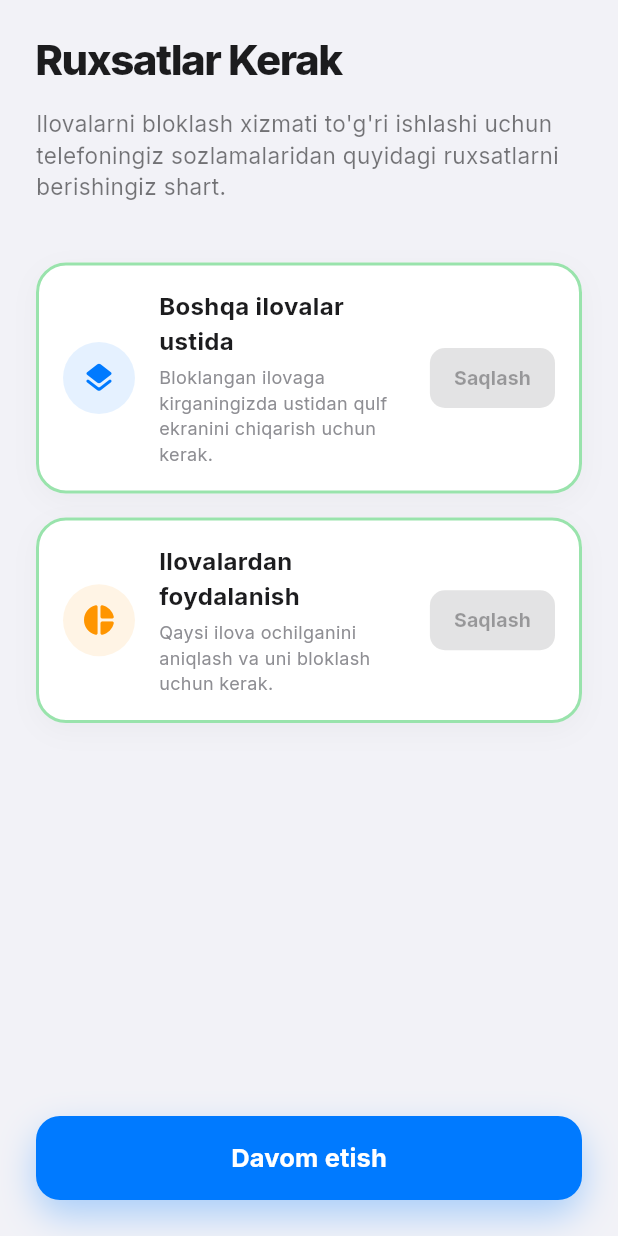
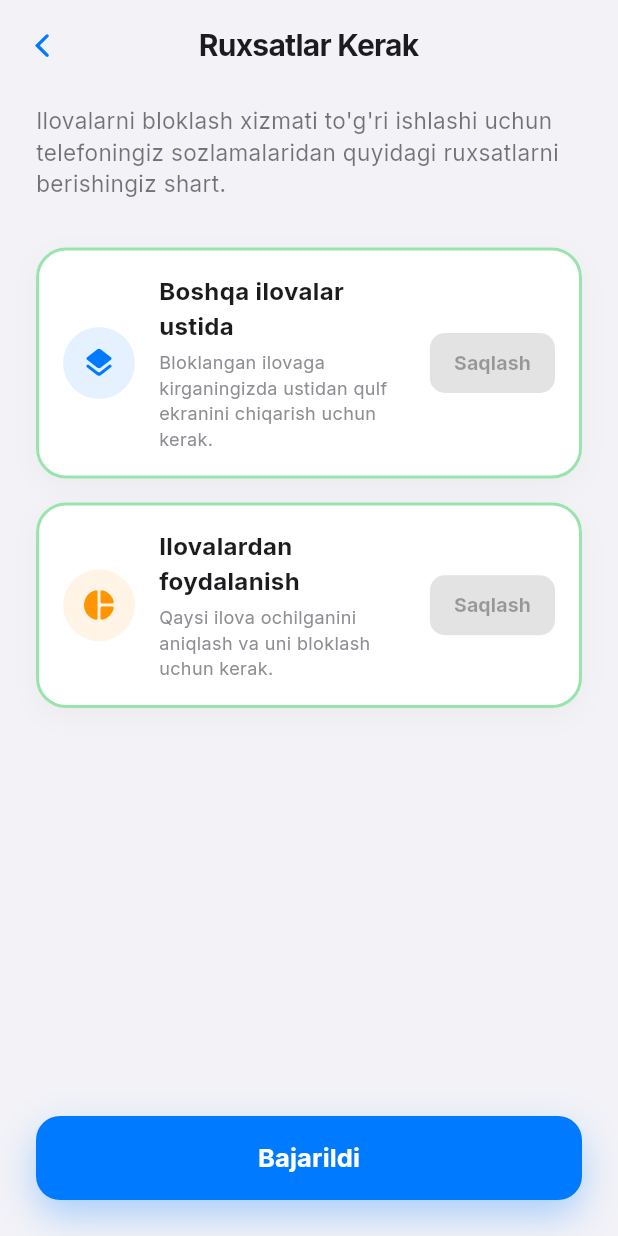
Before and after one commit to asrbekshokirovich-bot/FocusGuard-AppLocker, a Flutter app: the ProfileScreen screen opened directly, after a tap on "Ruxsatlar", on a phone screen of 412 x 824 dp. Run offline on Flutter 3.47's test engine with Material 3 defaults, Android fonts, the light colour scheme and no system bars; our stand-ins replace cloud_firestore, device_preview, firebase_auth, firebase_core, flutter_local_notifications, font_awesome_flutter and 3 more; missing offline and left inert: app_settings, app_usage, flutter_background_service, flutter_overlay_window, flutter_ringtone_player, installed_apps; accounts and stored records are empty.

Commit message:
Standardized localization, fixed permission flows, added field validation and improved forgot password logic

```diff
--- a/lib/screens/permissions_screen.dart
+++ b/lib/screens/permissions_screen.dart
@@ -1,17 +1,16 @@
 import 'package:flutter/material.dart';
 import 'package:flutter/cupertino.dart';
-import 'package:google_fonts/google_fonts.dart';
 import 'package:permission_handler/permission_handler.dart';
 import 'package:app_settings/app_settings.dart';
 import 'package:flutter/foundation.dart';
 import 'package:app_usage/app_usage.dart';
 import 'package:url_launcher/url_launcher.dart';
 import '../services/app_translation_service.dart';
-import '../services/background_service.dart';
 import 'dashboard_screen.dart';
 
 class PermissionsScreen extends StatefulWidget {
-  const PermissionsScreen({super.key});
+  final bool isFromOnboarding;
+  const PermissionsScreen({super.key, this.isFromOnboarding = false});
 
   @override
   State<PermissionsScreen> createState() => _PermissionsScreenState();
@@ -20,12 +19,18 @@ class PermissionsScreen extends StatefulWidget {
 class _PermissionsScreenState extends State<PermissionsScreen> with WidgetsBindingObserver {
   bool _isOverlayGranted = false;
   bool _isUsageGranted = false;
+  bool _isLoading = true;
 
   @override
   void initState() {
     super.initState();
     WidgetsBinding.instance.addObserver(this);
+    // Darhol tekshirmasdan, oyna yuklanishini kutamiz
+    Future.delayed(const Duration(milliseconds: 500), () {
+      if (mounted) {
         _checkPermissions();
+      }
+    });
   }
 
   @override
@@ -42,7 +47,10 @@ class _PermissionsScreenState extends State<PermissionsScreen> with WidgetsBindi
   }
 
   Future<void> _checkPermissions() async {
-    if (kIsWeb || defaultTargetPlatform != TargetPlatform.android) return;
+    if (kIsWeb || defaultTargetPlatform != TargetPlatform.android) {
+      setState(() => _isLoading = false);
+      return;
+    }
 
     bool overlay = await Permission.systemAlertWindow.isGranted;
     bool usage = await _checkUsagePermission();
@@ -51,12 +59,14 @@ class _PermissionsScreenState extends State<PermissionsScreen> with WidgetsBindi
       setState(() {
         _isOverlayGranted = overlay;
         _isUsageGranted = usage;
+        _isLoading = false;
       });
     }
   }
 
   Future<bool> _checkUsagePermission() async {
     try {
+      // Shunchaki tekshirish uchun qisqa vaqt oralig'ini olamiz
       DateTime now = DateTime.now();
       await AppUsage().getAppUsage(now.subtract(const Duration(seconds: 1)), now);
       return true;
@@ -89,23 +99,33 @@ class _PermissionsScreenState extends State<PermissionsScreen> with WidgetsBindi
       builder: (context, _, __) {
         return Scaffold(
           backgroundColor: Theme.of(context).scaffoldBackgroundColor,
-          body: SafeArea(
+          appBar: AppBar(
+            backgroundColor: Colors.transparent,
+            elevation: 0,
+            leading: widget.isFromOnboarding
+              ? null
+              : IconButton(
+                  icon: const Icon(CupertinoIcons.back),
+                  onPressed: () => Navigator.pop(context),
+                ),
+            title: Text(
+              lang.translate('permissions.title'),
+              style: lang.getFont(
+                fontSize: 20,
+                fontWeight: FontWeight.bold,
+                color: Theme.of(context).colorScheme.onSurface,
+              ),
+            ),
+          ),
+          body: _isLoading
+            ? const Center(child: CircularProgressIndicator())
+            : SafeArea(
                 child: Padding(
                   padding: const EdgeInsets.symmetric(horizontal: 24.0),
                   child: Column(
                     crossAxisAlignment: CrossAxisAlignment.start,
                     children: [
-                  const SizedBox(height: 20),
-                  Text(
-                    lang.translate('permissions.title'),
-                    style: lang.getFont(
-                      fontSize: 28,
-                      fontWeight: FontWeight.w800,
-                      color: Theme.of(context).colorScheme.onSurface,
-                      letterSpacing: -1,
-                    ),
-                  ),
-                  const SizedBox(height: 12),
+                      const SizedBox(height: 10),
                       Text(
                         lang.translate('permissions.subtitle'),
                         style: lang.getFont(
@@ -114,7 +134,7 @@ class _PermissionsScreenState extends State<PermissionsScreen> with WidgetsBindi
                           height: 1.4,
                         ),
                       ),
-                  const SizedBox(height: 40),
+                      const SizedBox(height: 32),
 
                       _buildPermissionCard(
                         title: lang.translate('permissions.overlay.title'),
@@ -143,6 +163,7 @@ class _PermissionsScreenState extends State<PermissionsScreen> with WidgetsBindi
                       Container(
                         width: double.infinity,
                         height: 56,
+                        margin: const EdgeInsets.only(bottom: 24),
                         decoration: BoxDecoration(
                           borderRadius: BorderRadius.circular(18),
                           boxShadow: [
@@ -156,10 +177,14 @@ class _PermissionsScreenState extends State<PermissionsScreen> with WidgetsBindi
                         ),
                         child: ElevatedButton(
                           onPressed: (_isOverlayGranted && _isUsageGranted) ? () {
+                            if (widget.isFromOnboarding) {
                               Navigator.pushReplacement(
                                 context,
                                 MaterialPageRoute(builder: (context) => const DashboardScreen())
                               );
+                            } else {
+                              Navigator.pop(context);
+                            }
                           } : null,
                           style: ElevatedButton.styleFrom(
                             backgroundColor: Theme.of(context).primaryColor,
@@ -169,7 +194,7 @@ class _PermissionsScreenState extends State<PermissionsScreen> with WidgetsBindi
                             disabledBackgroundColor: Theme.of(context).primaryColor.withOpacity(0.3),
                           ),
                           child: Text(
-                        lang.translate('common.continue'),
+                            lang.translate('common.done'),
                             style: lang.getFont(
                               fontSize: 17,
                               fontWeight: FontWeight.bold,
@@ -177,7 +202,6 @@ class _PermissionsScreenState extends State<PermissionsScreen> with WidgetsBindi
                           ),
                         ),
                       ),
-                  const SizedBox(height: 24),
                     ],
                   ),
                 ),
@@ -258,7 +282,7 @@ class _PermissionsScreenState extends State<PermissionsScreen> with WidgetsBindi
               shape: RoundedRectangleBorder(borderRadius: BorderRadius.circular(10)),
             ),
             child: Text(
-              isGranted ? lang.translate('common.save') : lang.translate('language.continue'),
+              isGranted ? lang.translate('common.save') : lang.translate('common.continue'),
               style: lang.getFont(fontSize: 13, fontWeight: FontWeight.w700),
             ),
           ),
--- a/lib/screens/profile_screen.dart
+++ b/lib/screens/profile_screen.dart
@@ -354,7 +354,7 @@ class _ProfileScreenState extends State<ProfileScreen> {
                               CupertinoIcons.lock_shield,
                               lang.translate('profile.menu_permissions'),
                               const Color(0xFF34C759),
-                              onTap: () => Navigator.push(context, MaterialPageRoute(builder: (context) => const PermissionsScreen())),
+                              onTap: () => Navigator.push(context, MaterialPageRoute(builder: (context) => const PermissionsScreen(isFromOnboarding: false))),
                             ),
                             _buildSettingsItem(
                               context,
--- a/lib/services/app_translation_service.dart
+++ b/lib/services/app_translation_service.dart
@@ -130,6 +130,7 @@ class AppTranslationService {
         'save': 'Saqlash',
         'login': 'Tizimga Kirish',
         'cancel': 'Bekor qilish',
+        'done': 'Bajarildi',
       },
       'settings': {
         'language': {
@@ -167,10 +168,9 @@ class AppTranslationService {
         'cancel': 'Bekor qilish',
         'menu_permissions': 'Ruxsatlar',
         'permission_dialog_title': 'Ruxsatlar zarur',
-        'permission_dialog_desc':
-            'Ushbu funksiyadan foydalanish uchun profil bo\'limidagi ruxsatlarni berishingizni so\'raymiz.',
-        'btn_redirect': 'Bo\'limga yo\'naltirish',
-        'btn_understand': 'Tushunarli',
+        'permission_dialog_desc': 'Ilovani bloklash uchun maxsus ruxsatlarni berishingiz kerak.',
+        'btn_redirect': 'Sozlamalar',
+        'btn_understand': 'Yopish',
       },
       'permissions': {
         'title': 'Ruxsatlar Kerak',
@@ -218,6 +218,8 @@ class AppTranslationService {
         'recent_sessions': 'Oxirgi seanslar',
         'today': 'Bugun',
         'yesterday': 'Kecha',
+        'pro_banner_title': 'PRO Tahlilni faollashtiring!',
+        'pro_banner_desc': 'Aqlli solishtirish va bashorat funksiyalariga to\'liq kirishga ega bo\'ling...',
       },
       'dashboard': {
         'greeting': 'Salom,',
@@ -513,6 +515,7 @@ class AppTranslationService {
         'save': 'Save',
         'login': 'Log In',
         'cancel': 'Cancel',
+        'done': 'Done',
       },
       'settings': {
         'language': {
@@ -550,10 +553,9 @@ class AppTranslationService {
         'cancel': 'Cancel',
         'menu_permissions': 'Permissions',
         'permission_dialog_title': 'Permissions Required',
-        'permission_dialog_desc':
-            'Please grant necessary permissions from the Profile section to use this feature.',
-        'btn_redirect': 'Redirect to Section',
-        'btn_understand': 'I Understand',
+        'permission_dialog_desc': 'Special permissions are needed to block apps.',
+        'btn_redirect': 'Settings',
+        'btn_understand': 'Close',
       },
       'permissions': {
         'title': 'Permissions Required',
@@ -774,12 +776,6 @@ class AppTranslationService {
         'done': 'Done',
         'premium_banner_title': 'Go Premium',
         'premium_banner_desc': 'Remove all limits and unlock new features',
-        'strict_mode_info':
-            'When this mode is enabled, you cannot stop the session until the set time expires, and access to blocked apps is restricted.',
-        'anti_distract_info':
-            'All notifications from social networks and distracting apps will be completely turned off.',
-        'allowed_apps_info':
-            'Only the most essential apps you select (e.g., dictionary or calculator) are allowed.',
         'sounds': {
           'title': 'Nature Sounds',
           'none': 'None',
@@ -895,7 +891,9 @@ class AppTranslationService {
         'continue': 'Продолжить',
         'back': 'Назад',
         'save': 'Сохранить',
-        'login': 'Войти в систему'
+        'login': 'Войти в систему',
+        'cancel': 'Отмена',
+        'done': 'Готово',
       },
       'settings': {
         'language': {
@@ -934,10 +932,9 @@ class AppTranslationService {
         'cancel': 'Отмена',
         'menu_permissions': 'Разрешения',
         'permission_dialog_title': 'Нужны разрешения',
-        'permission_dialog_desc':
-            'Пожалуйста, предоставьте необходимые разрешения в разделе «Профиль», чтобы использовать эту функцию.',
-        'btn_redirect': 'Перейти в раздел',
-        'btn_understand': 'Понятно',
+        'permission_dialog_desc': 'Для блокировки приложений требуются специальные разрешения.',
+        'btn_redirect': 'Настройки',
+        'btn_understand': 'Закрыть',
       },
       'permissions': {
         'title': 'Нужны Разрешения',
@@ -1310,7 +1307,9 @@ class AppTranslationService {
         'continue': '계속하기',
         'back': '뒤로',
         'save': '저장',
-        'login': '로그인'
+        'login': '로그인',
+        'cancel': '취소',
+        'done': '완료',
       },
       'nav': {
         'focus': '포커스',
@@ -1345,10 +1344,9 @@ class AppTranslationService {
         'cancel': '취소',
         'menu_permissions': '권한 설정',
         'permission_dialog_title': '권한 필요',
-        'permission_dialog_desc':
-            '이 기능을 사용하려면 프로필 섹션에서 필요한 권한을 허용해 주세요.',
-        'btn_redirect': '설정으로 이동',
-        'btn_understand': '알겠습니다',
+        'permission_dialog_desc': '앱을 차단하려면 특별한 권한이 필요합니다.',
+        'btn_redirect': '설정',
+        'btn_understand': '닫기',
       },
       'permissions': {
         'title': '권한 필요',
@@ -1585,6 +1583,12 @@ class AppTranslationService {
           'games': '게임',
           'other': '기타'
         },
+        'permission_dialog': {
+          'title': '주의: 권한 필요 🛡️',
+          'content': '앱 차단 기능을 활성화하려면 설정에서 다음 2가지 권한을 허용해야 합니다:\n\n1. "다른 앱 위에 표시"\n2. "사용 정보 접근"\n\n지금 설정으로 이동합니다. 권한을 허용한 후 돌아오면 시스템이 자동으로 시작됩니다.',
+          'cancel': '나중에',
+          'confirm': '설정으로 이동'
+        },
         'permissions': {
           'step_1_title': '1단계: 오버레이 권한',
           'step_1_desc': '앱 차단 화면을 표시하려면 \'다른 앱 위에 표시\' 권한을 허용하십시오.',
@@ -1642,7 +1646,9 @@ class AppTranslationService {
         'continue': 'Weiter',
         'back': 'Zurück',
         'save': 'Speichern',
-        'login': 'Anmelden'
+        'login': 'Anmelden',
+        'cancel': 'Abbrechen',
+        'done': 'Fertig',
       },
       'settings': {
         'language': {
@@ -1682,10 +1688,9 @@ class AppTranslationService {
         'cancel': 'Abbrechen',
         'menu_permissions': 'Berechtigungen',
         'permission_dialog_title': 'Berechtigungen erforderlich',
-        'permission_dialog_desc':
-            'Bitte erteilen Sie die erforderlichen Berechtigungen im Profilbereich, um diese Funktion zu nutzen.',
-        'btn_redirect': 'Zum Bereich weiterleiten',
-        'btn_understand': 'Verstanden',
+        'permission_dialog_desc': 'Zum Blockieren von Apps sind spezielle Berechtigungen erforderlich.',
+        'btn_redirect': 'Einstellungen',
+        'btn_understand': 'Schließen',
       },
       'permissions': {
         'title': 'Berechtigungen erforderlich',
@@ -1931,6 +1936,12 @@ class AppTranslationService {
           'games': 'Spiele',
           'other': 'Andere'
         },
+        'permission_dialog': {
+          'title': 'Achtung: Berechtigung erforderlich 🛡️',
+          'content': 'Um die App-Sperre zu aktivieren, müssen Sie die folgenden 2 Berechtigungen in den Einstellungen gewähren:\n\n1. "Über anderen Apps anzeigen"\n2. "Nutzungszugriff"\n\nWir leiten Sie jetzt zu den Einstellungen weiter. Sobald dies erlaubt ist, startet das System automatisch.',
+          'cancel': 'Nicht jetzt',
+          'confirm': 'Zu den Einstellungen'
+        },
         'permissions': {
           'step_1_title': 'Schritt 1: Overlay-Berechtigung',
           'step_1_desc':
@@ -2004,7 +2015,9 @@ class AppTranslationService {
         'continue': 'Continuer',
         'back': 'Retour',
         'save': 'Enregistrer',
-        'login': 'Connexion'
+        'login': 'Connexion',
+        'cancel': 'Annuler',
+        'done': 'Terminé',
       },
       'settings': {
         'language': {
@@ -2043,10 +2056,9 @@ class AppTranslationService {
         'cancel': 'Annuler',
         'menu_permissions': 'Autorisations',
         'permission_dialog_title': 'Autorisations requises',
-        'permission_dialog_desc':
-            'Veuillez accorder les autorisations nécessaires dans la section Profil pour utiliser cette fonction.',
-        'btn_redirect': 'Rediriger vers la section',
-        'btn_understand': 'Compris',
+        'permission_dialog_desc': 'Des autorisations spéciales sont nécessaires pour bloquer les applications.',
+        'btn_redirect': 'Paramètres',
+        'btn_understand': 'Fermer',
       },
       'permissions': {
         'title': 'Autorisations Requises',
@@ -2296,6 +2308,12 @@ class AppTranslationService {
           'games': 'Jeux',
           'other': 'Autres'
         },
+        'permission_dialog': {
+          'title': 'Attention: Autorisation Requise 🛡️',
+          'content': 'Pour activer le blocage d\'applications, vous devez accorder les 2 autorisations suivantes dans les paramètres :\n\n1. "Afficher sur d\'autres applications"\n2. "Accès à l\'utilisation"\n\nNous allons vous rediriger vers les paramètres maintenant. Une fois accordé, le système démarrera automatiquement.',
+          'cancel': 'Pas maintenant',
+          'confirm': 'Aller aux paramètres'
+        },
         'permissions': {
           'step_1_title': 'Étape 1: Superposition',
           'step_1_desc':
```
Also changed, not shown: lib/screens/block_list_screen.dart (+16 -7 lines), lib/screens/login_screen.dart (+55 -11 lines), lib/screens/register_screen.dart (+43 -6 lines), lib/services/firebase_service.dart (+14 -0 lines). Lines whose indentation alone changed are shown as unchanged.
